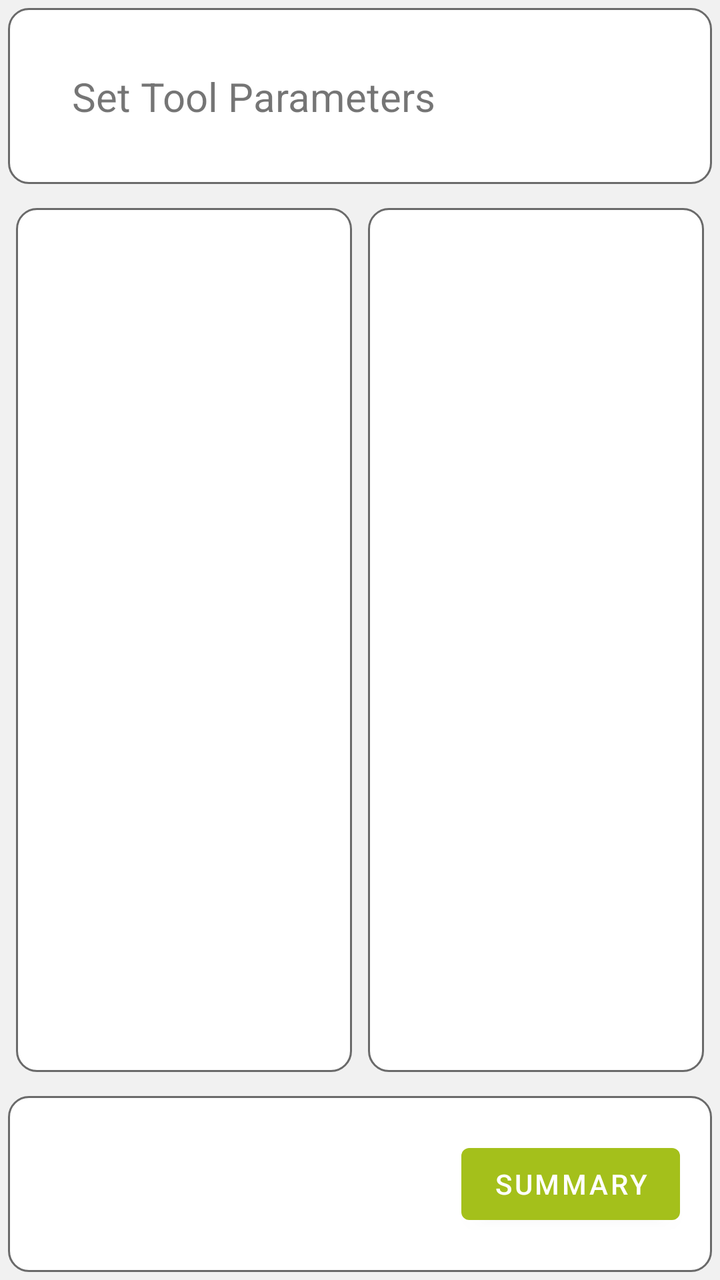
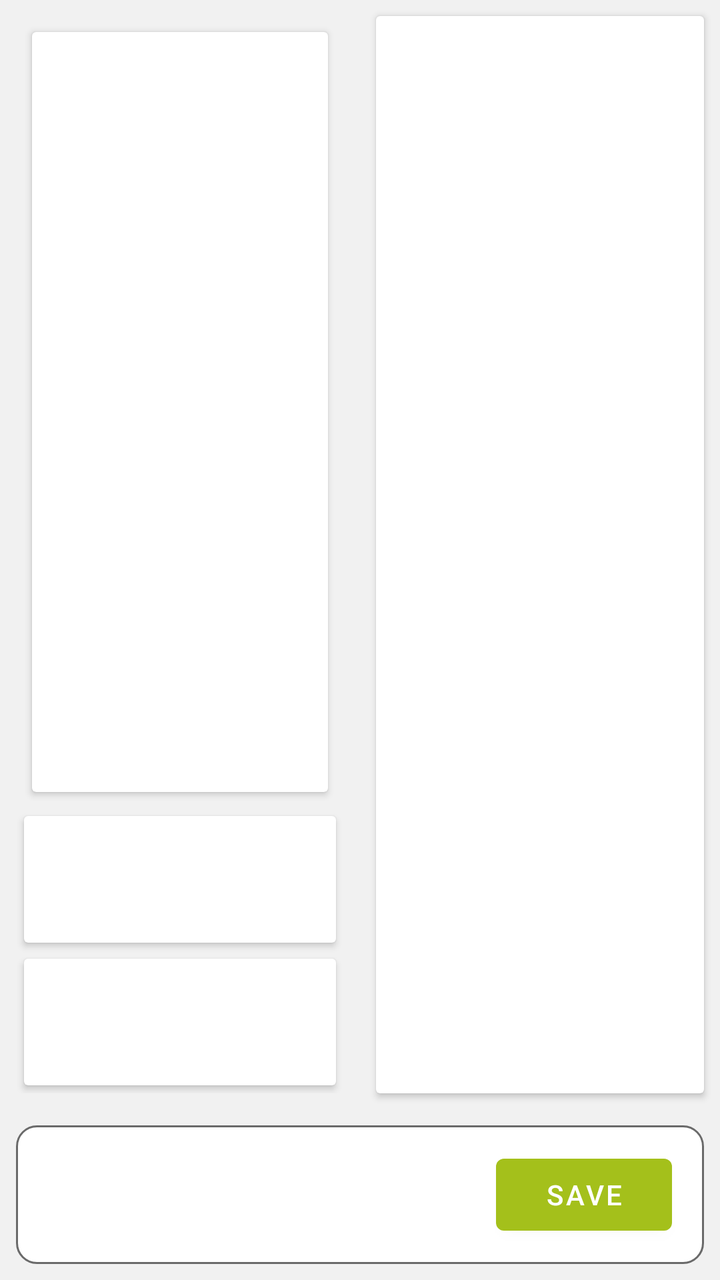

Two renders of the same Android screen: before a commit and after it. Below are the layout's source before the change and the commit's diff.
<!-- AndroidManifest.xml: application theme AppTheme -->
<!-- res/layout/fragment_tool_management_params.xml -->
<?xml version="1.0" encoding="utf-8"?>
<layout xmlns:tools="http://schemas.android.com/tools"
    xmlns:android="http://schemas.android.com/apk/res/android"
    xmlns:app="http://schemas.android.com/apk/res-auto">

    <data>

        <variable
            name="viewModel"
            type="eu.agribot.agribotapp.ui.fragment.toolmanagement.toolparameters.ToolParamsViewModel" />
    </data>

    <LinearLayout
        android:layout_width="match_parent"
        android:layout_height="match_parent"
        android:background="@color/background_gray"
        android:orientation="vertical">


        <androidx.constraintlayout.widget.ConstraintLayout
            android:layout_width="match_parent"
            android:layout_height="0dp"
            android:layout_margin="@dimen/margin_small"
            android:layout_weight="1"
            android:background="@drawable/rounded_corner_layout"
            android:gravity="end"
            android:orientation="horizontal">


            <TextView
                android:id="@+id/textView4"
                android:layout_width="wrap_content"
                android:layout_height="wrap_content"
                android:layout_marginStart="@dimen/margin_xxlarge"
                android:textSize="@dimen/text_size_xlarge"
                android:gravity="center"
                android:text="@string/set_tool_parameters"
                app:layout_constraintBottom_toBottomOf="parent"
                app:layout_constraintStart_toStartOf="parent"
                app:layout_constraintTop_toTopOf="parent" />

        </androidx.constraintlayout.widget.ConstraintLayout>


        <LinearLayout
            android:layout_width="match_parent"
            android:layout_height="0dp"
            android:layout_margin="@dimen/margin_small"
            android:layout_weight="5"
            android:background="@color/background_gray"
            android:gravity="center"
            android:orientation="horizontal">

            <LinearLayout
                android:layout_width="0dp"
                android:layout_height="match_parent"
                android:layout_margin="@dimen/margin_small"
                android:layout_weight="1"
                android:background="@drawable/rounded_corner_layout"
                android:orientation="vertical">


                <ImageView
                    android:id="@+id/tool_photo"
                    android:layout_width="match_parent"
                    android:layout_height="match_parent"
                    android:layout_gravity="center"
                    android:layout_margin="@dimen/margin_medium" />

            </LinearLayout>

            <LinearLayout
                android:layout_width="0dp"
                android:layout_height="match_parent"
                android:layout_margin="@dimen/margin_small"
                android:layout_weight="1"
                android:background="@drawable/rounded_corner_layout"
                android:orientation="vertical">

                <androidx.recyclerview.widget.RecyclerView
                    android:id="@+id/params_recycler"
                    android:layout_width="match_parent"
                    android:layout_height="0dp"
                    android:layout_margin="@dimen/margin_medium"
                    android:layout_weight="1" />

            </LinearLayout>

        </LinearLayout>


        <androidx.constraintlayout.widget.ConstraintLayout
            android:layout_width="match_parent"
            android:layout_height="0dp"
            android:layout_margin="@dimen/margin_small"
            android:layout_weight="1"
            android:background="@drawable/rounded_corner_layout"
            android:gravity="end"
            android:orientation="horizontal">


            <com.google.android.material.button.MaterialButton
                android:id="@+id/right_button"
                android:layout_width="wrap_content"
                android:layout_height="wrap_content"
                android:layout_marginEnd="@dimen/margin_large"
                android:onClick="@{()-> viewModel.onSummaryButtonClicked()}"
                android:text="@string/summary"
                app:layout_constraintBottom_toBottomOf="parent"
                app:layout_constraintEnd_toEndOf="parent"
                app:layout_constraintTop_toTopOf="parent" />

        </androidx.constraintlayout.widget.ConstraintLayout>


    </LinearLayout>

</layout>
<!-- resources referenced by this layout -->
<resources>
  <color name="background_gray">#f1f1f1</color>
  <dimen name="margin_large">16dp</dimen>
  <dimen name="margin_medium">8dp</dimen>
  <dimen name="margin_small">4dp</dimen>
  <dimen name="margin_xxlarge">32dp</dimen>
  <dimen name="text_size_xlarge">20sp</dimen>
  <!-- drawable rounded_corner_layout (drawable) -->
  <?xml version="1.0" encoding="utf-8"?>
  <shape xmlns:android="http://schemas.android.com/apk/res/android">
  
      <solid android:color="@android:color/white"/>
      <corners android:radius="10dp"/>
      <stroke
          android:width="1dp"
          android:color="@color/gray" />
  
  </shape>
  <string name="set_tool_parameters">Set Tool Parameters</string>
  <string name="summary">Summary</string>
  <style name="AppTheme" parent="Theme.MaterialComponents.Light.DarkActionBar">
          
          <item name="colorPrimary">@color/colorPrimary</item>
          <item name="colorPrimaryDark">@color/colorPrimaryDark</item>
          <item name="colorAccent">@color/colorAccent</item>
      </style>
  <color name="gray">#6A6A6A</color>
  <color name="colorPrimary">@color/base_green</color>
  <color name="colorPrimaryDark">@color/base_green_darker</color>
  <color name="colorAccent">@color/gray</color>
  <color name="base_green">#a4c01b</color>
  <color name="base_green_darker">#839915</color>
</resources>

<!-- the commit's change to res/layout/fragment_tool_management_params.xml (unified diff, before → after) -->
@@ -1,6 +1,5 @@
 <?xml version="1.0" encoding="utf-8"?>
-<layout xmlns:tools="http://schemas.android.com/tools"
-    xmlns:android="http://schemas.android.com/apk/res/android"
+<layout xmlns:android="http://schemas.android.com/apk/res/android"
     xmlns:app="http://schemas.android.com/apk/res-auto">
 
     <data>
@@ -10,81 +9,111 @@
             type="eu.agribot.agribotapp.ui.fragment.toolmanagement.toolparameters.ToolParamsViewModel" />
     </data>
 
+
     <LinearLayout
         android:layout_width="match_parent"
         android:layout_height="match_parent"
         android:background="@color/background_gray"
         android:orientation="vertical">
 
-
-        <androidx.constraintlayout.widget.ConstraintLayout
-            android:layout_width="match_parent"
-            android:layout_height="0dp"
-            android:layout_margin="@dimen/margin_small"
-            android:layout_weight="1"
-            android:background="@drawable/rounded_corner_layout"
-            android:gravity="end"
-            android:orientation="horizontal">
-
-
-            <TextView
-                android:id="@+id/textView4"
-                android:layout_width="wrap_content"
-                android:layout_height="wrap_content"
-                android:layout_marginStart="@dimen/margin_xxlarge"
-                android:textSize="@dimen/text_size_xlarge"
-                android:gravity="center"
-                android:text="@string/set_tool_parameters"
-                app:layout_constraintBottom_toBottomOf="parent"
-                app:layout_constraintStart_toStartOf="parent"
-                app:layout_constraintTop_toTopOf="parent" />
-
-        </androidx.constraintlayout.widget.ConstraintLayout>
-
-
         <LinearLayout
             android:layout_width="match_parent"
             android:layout_height="0dp"
-            android:layout_margin="@dimen/margin_small"
-            android:layout_weight="5"
+            android:layout_weight="4"
             android:background="@color/background_gray"
-            android:gravity="center"
             android:orientation="horizontal">
+
 
             <LinearLayout
                 android:layout_width="0dp"
                 android:layout_height="match_parent"
-                android:layout_margin="@dimen/margin_small"
+                android:layout_margin="@dimen/margin_medium"
                 android:layout_weight="1"
-                android:background="@drawable/rounded_corner_layout"
                 android:orientation="vertical">
 
 
-                <ImageView
-                    android:id="@+id/tool_photo"
+                <androidx.cardview.widget.CardView
                     android:layout_width="match_parent"
-                    android:layout_height="match_parent"
-                    android:layout_gravity="center"
-                    android:layout_margin="@dimen/margin_medium" />
+                    android:layout_height="0dp"
+                    android:layout_margin="@dimen/margin_medium"
+                    android:layout_weight="3">
+
+                    <ImageView
+                        android:id="@+id/params_tool_photo"
+                        android:layout_width="match_parent"
+                        android:layout_height="match_parent" />
+
+                </androidx.cardview.widget.CardView>
+
+
+                <androidx.cardview.widget.CardView
+                    android:layout_width="match_parent"
+                    android:layout_height="0dp"
+                    android:layout_margin="@dimen/margin_small"
+                    android:layout_weight="0.5"
+                    android:background="@drawable/rounded_corner_layout"
+                    android:gravity="end"
+                    android:orientation="horizontal">
+
+
+                    <TextView
+                        android:layout_width="wrap_content"
+                        android:layout_height="wrap_content"
+                        android:layout_marginStart="@dimen/margin_xxlarge"
+                        android:gravity="center"
+                        android:textSize="@dimen/text_size_xlarge"
+                        android:text="@{viewModel.toolName}"
+                        app:layout_constraintBottom_toBottomOf="parent"
+                        app:layout_constraintStart_toStartOf="parent"
+                        app:layout_constraintTop_toTopOf="parent" />
+
+                </androidx.cardview.widget.CardView>
+
+
+                <androidx.cardview.widget.CardView
+                    android:layout_width="match_parent"
+                    android:layout_height="0dp"
+                    android:layout_margin="@dimen/margin_small"
+                    android:layout_weight="0.5"
+                    android:background="@drawable/rounded_corner_layout"
+                    android:gravity="end"
+                    android:orientation="horizontal">
+
+
+                    <TextView
+                        android:layout_width="wrap_content"
+                        android:layout_height="wrap_content"
+                        android:layout_marginStart="@dimen/margin_xxlarge"
+                        android:gravity="center"
+                        android:textSize="@dimen/text_size_xlarge"
+                        android:text="@{viewModel.toolRfidTag}"
+
+                        app:layout_constraintBottom_toBottomOf="parent"
+                        app:layout_constraintStart_toStartOf="parent"
+                        app:layout_constraintTop_toTopOf="parent" />
+
+                </androidx.cardview.widget.CardView>
+
 
             </LinearLayout>
 
-            <LinearLayout
+
+            <androidx.cardview.widget.CardView
                 android:layout_width="0dp"
                 android:layout_height="match_parent"
-                android:layout_margin="@dimen/margin_small"
-                android:layout_weight="1"
-                android:background="@drawable/rounded_corner_layout"
-                android:orientation="vertical">
+                android:layout_margin="@dimen/margin_medium"
+                android:layout_weight="1">
+
 
                 <androidx.recyclerview.widget.RecyclerView
                     android:id="@+id/params_recycler"
                     android:layout_width="match_parent"
-                    android:layout_height="0dp"
-                    android:layout_margin="@dimen/margin_medium"
-                    android:layout_weight="1" />
+                    android:layout_height="match_parent"
+                    android:layout_margin="@dimen/margin_medium" />
 
-            </LinearLayout>
+
+            </androidx.cardview.widget.CardView>
+
 
         </LinearLayout>
 
@@ -92,8 +121,8 @@
         <androidx.constraintlayout.widget.ConstraintLayout
             android:layout_width="match_parent"
             android:layout_height="0dp"
-            android:layout_margin="@dimen/margin_small"
-            android:layout_weight="1"
+            android:layout_margin="@dimen/margin_medium"
+            android:layout_weight="0.5"
             android:background="@drawable/rounded_corner_layout"
             android:gravity="end"
             android:orientation="horizontal">
@@ -104,15 +133,15 @@
                 android:layout_width="wrap_content"
                 android:layout_height="wrap_content"
                 android:layout_marginEnd="@dimen/margin_large"
-                android:onClick="@{()-> viewModel.onSummaryButtonClicked()}"
-                android:text="@string/summary"
+                android:onClick="@{()-> viewModel.sendToolData()}"
+                android:text="@string/button_save"
                 app:layout_constraintBottom_toBottomOf="parent"
                 app:layout_constraintEnd_toEndOf="parent"
                 app:layout_constraintTop_toTopOf="parent" />
 
         </androidx.constraintlayout.widget.ConstraintLayout>
 
-
     </LinearLayout>
 
+
 </layout>
<!-- resource entries referenced after the edit -->
@@ -17,8 +17,7 @@
           android:color="@color/gray" />
   
   </shape>
-  <string name="set_tool_parameters">Set Tool Parameters</string>
-  <string name="summary">Summary</string>
+  <string name="button_save">SAVE</string>
   <style name="AppTheme" parent="Theme.MaterialComponents.Light.DarkActionBar">
           
           <item name="colorPrimary">@color/colorPrimary</item>
